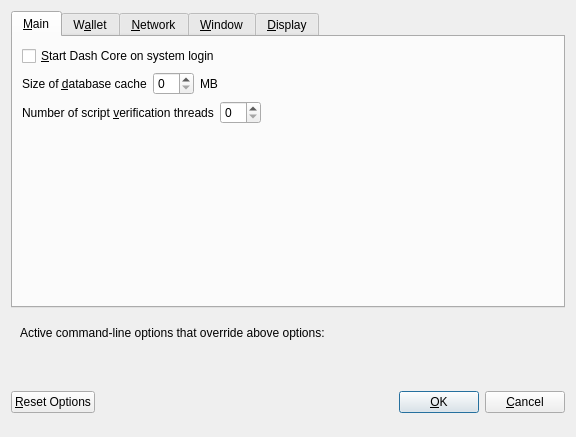
The window that src/qt/forms/optionsdialog.ui (X9Developers/XSN) describes before a commit, drawn with Qt 5.
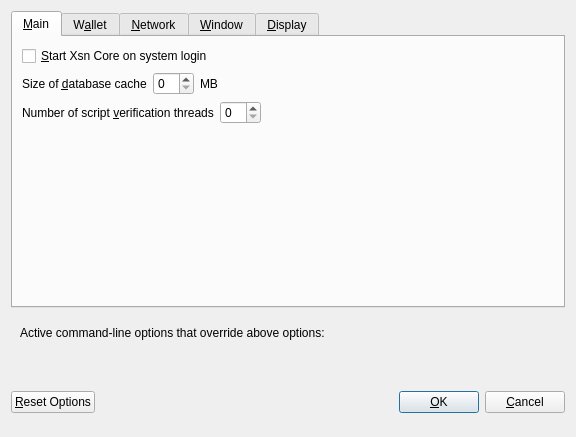
The same window after the commit. Custom widgets are drawn as their Qt base class.

```diff
--- a/src/qt/forms/optionsdialog.ui
+++ b/src/qt/forms/optionsdialog.ui
@@ -33,7 +33,7 @@
           <string>Automatically start Dash Core after logging in to the system.</string>
          </property>
          <property name="text">
-          <string>&amp;Start Dash Core on system login</string>
+          <string>&amp;Start Xsn Core on system login</string>
          </property>
         </widget>
        </item>
```
Left out of the diff: 12 changed lines with no effect on the pictures.
